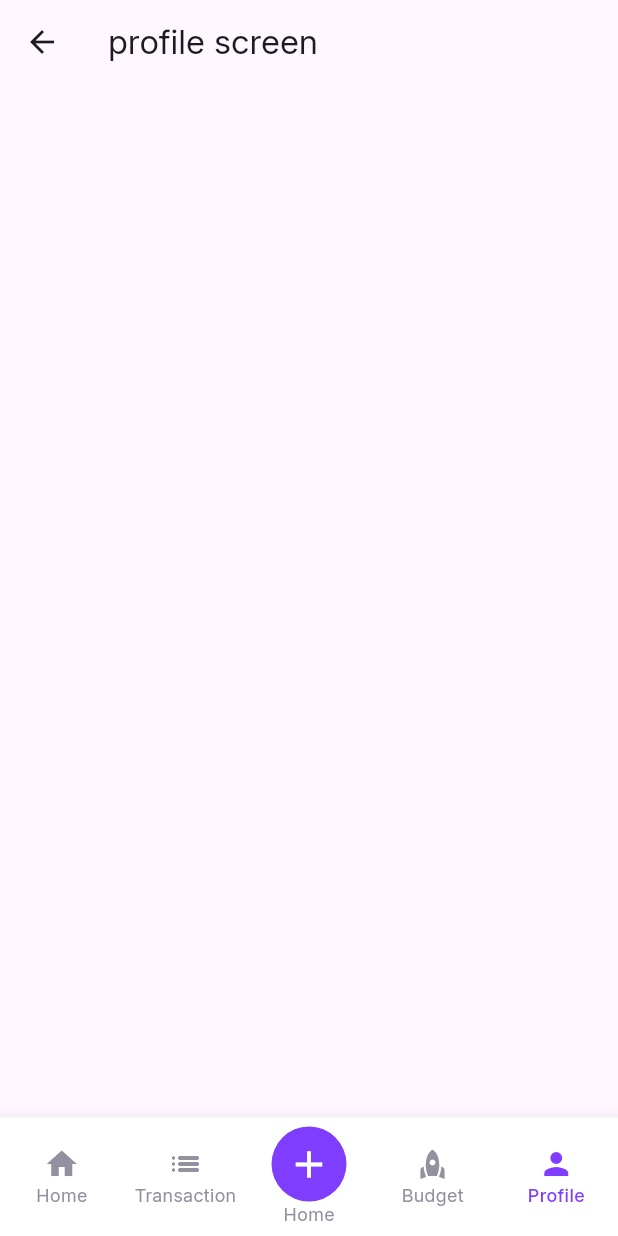
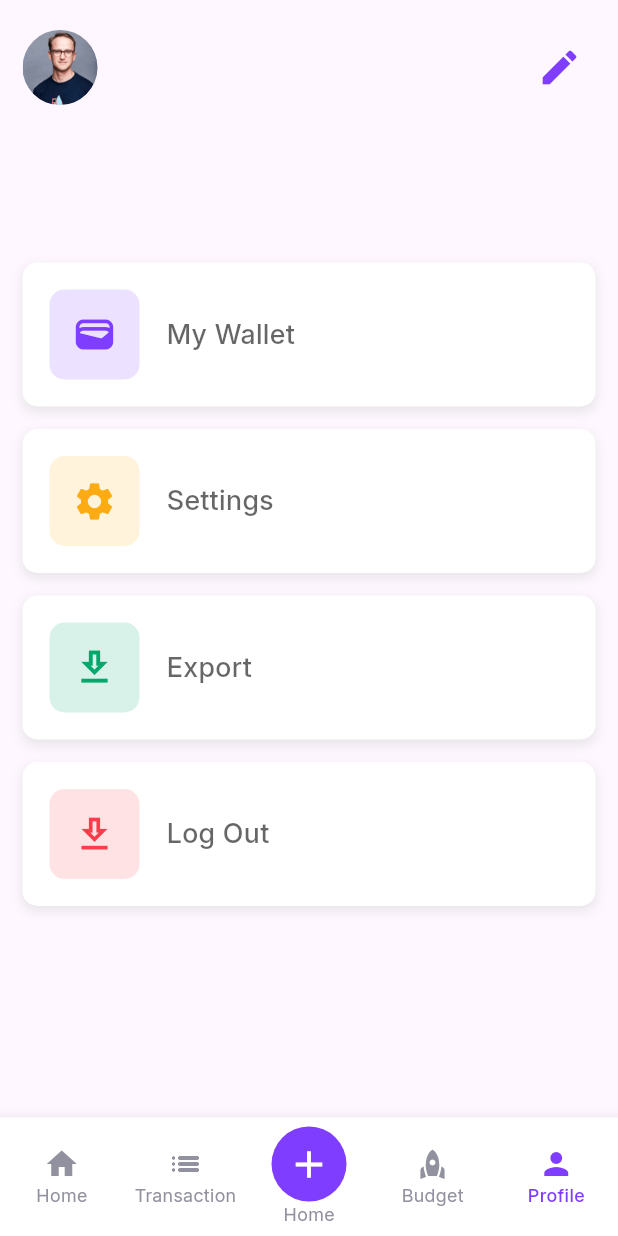
Before and after one commit to ShanzSM/Expenzy, a Flutter app: the MainScreen screen opened directly, item 5 of the bottom bar chosen, on a phone screen of 412 x 824 dp. Run offline on Flutter 3.47's test engine with Material 3 defaults, Android fonts, the phone set to English and light mode, and no system bars; our stand-ins replace fl_chart, shared_preferences, smooth_page_indicator; accounts and stored records are empty.

Commit message:
finish profile page

```diff
--- a/expenzy/lib/screens/main_screen.dart
+++ b/expenzy/lib/screens/main_screen.dart
@@ -115,16 +115,9 @@ class _MainScreenState extends State<MainScreen> {
   Widget build(BuildContext context) {
     //screen list
     final List<Widget> pages = [
-      BudgetScreen(
-          expenseCategoryTotals: calculateExpenseCategories(),
-          incomeCategoryTotals: calculateIncomeCategories()),
       HomeScreen(
         expenseList: expenseList,
         incomeList: incomeList,
-      ),
-      AddNewScreen(
-        addExpense: addNewExpense,
-        addIncome: addNewIncome,
       ),
       TransactionScreen(
         expensesList: expenseList,
@@ -132,7 +125,15 @@ class _MainScreenState extends State<MainScreen> {
         onDismissedExpense: removeExpense,
         onDismissedIncome: removeIncome,
       ),
-      const profileScreen(),
+      AddNewScreen(
+        addExpense: addNewExpense,
+        addIncome: addNewIncome,
+      ),
+      BudgetScreen(
+        expenseCategoryTotals: calculateExpenseCategories(),
+        incomeCategoryTotals: calculateIncomeCategories(),
+      ),
+      profileScreen(),
     ];
     return Scaffold(
       bottomNavigationBar: BottomNavigationBar(
--- a/expenzy/lib/screens/profile_screen.dart
+++ b/expenzy/lib/screens/profile_screen.dart
@@ -1,3 +1,11 @@
+import 'package:expenzy/constant/colors.dart';
+import 'package:expenzy/constant/constants.dart';
+import 'package:expenzy/screens/onboarding_screen.dart';
+import 'package:expenzy/services/expense_service.dart';
+import 'package:expenzy/services/income_service.dart';
+import 'package:expenzy/services/user_services.dart';
+import 'package:expenzy/widgets/income_expence_card.dart';
+import 'package:expenzy/widgets/profile_card.dart';
 import 'package:flutter/material.dart';
 
 class profileScreen extends StatefulWidget {
@@ -8,11 +16,177 @@ class profileScreen extends StatefulWidget {
 }
 
 class _profileScreenState extends State<profileScreen> {
+  String username = "";
+  String email = "";
+  @override
+  void initState() {
+    super.initState();
+    //get the user details from the shared preferences
+    UserServices.getUserData().then((value) {
+      //check if the user details are not null
+      if (value['username'] != null && value['email'] != null) {
+        //set the username and email to the state
+        setState(() {
+          username = value['username']!;
+          email = value['email']!;
+        });
+      }
+    });
+  }
+
+  //open scffold messenger for logout
+  void _showBottomSheet(BuildContext context) {
+    showModalBottomSheet(
+      backgroundColor: kLightGrey,
+      context: context,
+      builder: (context) {
+        return Container(
+          height: 200,
+          padding: const EdgeInsets.all(kDefalutPadding),
+          child: Column(
+            mainAxisAlignment: MainAxisAlignment.center,
+            crossAxisAlignment: CrossAxisAlignment.center,
+            children: [
+              const Text(
+                "Are you sure you want to log out?",
+                style: TextStyle(
+                  fontSize: 18,
+                  fontWeight: FontWeight.w500,
+                  color: kGrey,
+                ),
+              ),
+              const SizedBox(height: 20),
+              Row(
+                mainAxisAlignment: MainAxisAlignment.spaceEvenly,
+                children: [
+                  ElevatedButton(
+                    style: ButtonStyle(
+                      backgroundColor: MaterialStateProperty.all(kGreen),
+                    ),
+                    onPressed: () async {
+                      // Clear the user details from shared preferences
+                      await UserServices.clearUserDetails();
+
+                      //remove all expenses and incomes
+                      if (context.mounted == true) {
+                        await ExpenceService().deleteAllExpenses(context);
+                        await IncomeServices().deleteAllIncomes(context);
+                      }
+
+                      Navigator.pushAndRemoveUntil(
+                        context,
+                        MaterialPageRoute(
+                          builder: (context) => const OnboardingScreen(),
+                        ),
+                        (route) => false,
+                      );
+                    },
+                    child: const Text(
+                      "Yes",
+                      style: TextStyle(
+                        color: kWhite,
+                      ),
+                    ),
+                  ),
+                  ElevatedButton(
+                    style: ButtonStyle(
+                      backgroundColor: MaterialStateProperty.all(kRed),
+                    ),
+                    onPressed: () {
+                      Navigator.pop(context);
+                    },
+                    child: const Text(
+                      "No",
+                      style: TextStyle(
+                        color: kWhite,
+                      ),
+                    ),
+                  ),
+                ],
+              ),
+            ],
+          ),
+        );
+      },
+    );
+  }
+
   @override
   Widget build(BuildContext context) {
     return Scaffold(
-      appBar: AppBar(
-        title: Text("profile screen"),
+      body: SafeArea(
+        child: SingleChildScrollView(
+          child: Padding(
+            padding: const EdgeInsets.all(kDefalutPadding),
+            child: Column(
+              children: [
+                Row(
+                  mainAxisAlignment: MainAxisAlignment.spaceBetween,
+                  children: [
+                    // User profile
+                    CircleAvatar(
+                      radius: 25,
+                      backgroundImage:
+                          const AssetImage("assets/images/user.jpg"),
+                    ),
+                    Column(
+                      children: [
+                        Text(
+                          " $username",
+                          style: const TextStyle(
+                              fontSize: 24, fontWeight: FontWeight.w500),
+                        ),
+                        Text(
+                          " $email",
+                          style: const TextStyle(
+                              fontSize: 18,
+                              fontWeight: FontWeight.w400,
+                              color: kGrey),
+                        ),
+                      ],
+                    ),
+                    IconButton(
+                      onPressed: () {},
+                      icon: const Icon(
+                        Icons.edit,
+                        color: kMainColor,
+                        size: 30,
+                      ),
+                    ),
+                  ],
+                ),
+                SizedBox(
+                  height: 100,
+                ),
+                ProfileCard(
+                  icon: Icons.wallet,
+                  title: "My Wallet",
+                  color: kMainColor,
+                ),
+                ProfileCard(
+                  icon: Icons.settings,
+                  title: "Settings",
+                  color: kYellow,
+                ),
+                ProfileCard(
+                  icon: Icons.download_outlined,
+                  title: "Export",
+                  color: kGreen,
+                ),
+                GestureDetector(
+                  onTap: () {
+                    _showBottomSheet(context);
+                  },
+                  child: ProfileCard(
+                    icon: Icons.download_outlined,
+                    title: "Log Out",
+                    color: kRed,
+                  ),
+                ),
+              ],
+            ),
+          ),
+        ),
       ),
     );
   }
--- a/expenzy/lib/screens/user_data_screen.dart
+++ b/expenzy/lib/screens/user_data_screen.dart
@@ -148,7 +148,7 @@ class _UserDataScreenState extends State<UserDataScreen> {
                           ),
                         ],
                       ),
-                      const SizedBox(height: 80),
+                      const SizedBox(height: 15),
                       // Next Button
                       GestureDetector(
                         onTap: () async {
--- /dev/null
+++ b/expenzy/lib/widgets/profile_card.dart
@@ -0,0 +1,64 @@
+import 'package:expenzy/constant/colors.dart';
+import 'package:expenzy/constant/constants.dart';
+import 'package:flutter/material.dart';
+
+class ProfileCard extends StatelessWidget {
+  final IconData icon;
+  final String title;
+  final Color color;
+  const ProfileCard({
+    super.key,
+    required this.icon,
+    required this.title,
+    required this.color,
+  });
+
+  @override
+  Widget build(BuildContext context) {
+    return Container(
+      margin: const EdgeInsets.only(bottom: kDefalutPadding),
+      padding: const EdgeInsets.all(10),
+      decoration: BoxDecoration(
+        borderRadius: BorderRadius.circular(10),
+        color: kWhite,
+        boxShadow: [
+          BoxShadow(
+            color: Colors.grey.withOpacity(0.2),
+            spreadRadius: 1,
+            blurRadius: 5,
+            offset: const Offset(0, 3),
+          ),
+        ],
+      ),
+      child: Row(
+        children: [
+          IconButton(
+            onPressed: () {},
+            icon: Container(
+              width: 60,
+              height: 60,
+              decoration: BoxDecoration(
+                borderRadius: BorderRadius.circular(10),
+                color: color.withOpacity(0.15),
+              ),
+              child: Icon(
+                icon,
+                color: color,
+                size: 30,
+              ),
+            ),
+          ),
+          const SizedBox(width: 10),
+          Text(
+            title,
+            style: TextStyle(
+              color: kBlack.withOpacity(0.6),
+              fontSize: 18,
+              fontWeight: FontWeight.w600,
+            ),
+          ),
+        ],
+      ),
+    );
+  }
+}
```
Also changed, not shown: expenzy/lib/services/user_services.dart (+7 -0 lines), expenzy/lib/widgets/income_expence_card.dart (+7 -6 lines).
